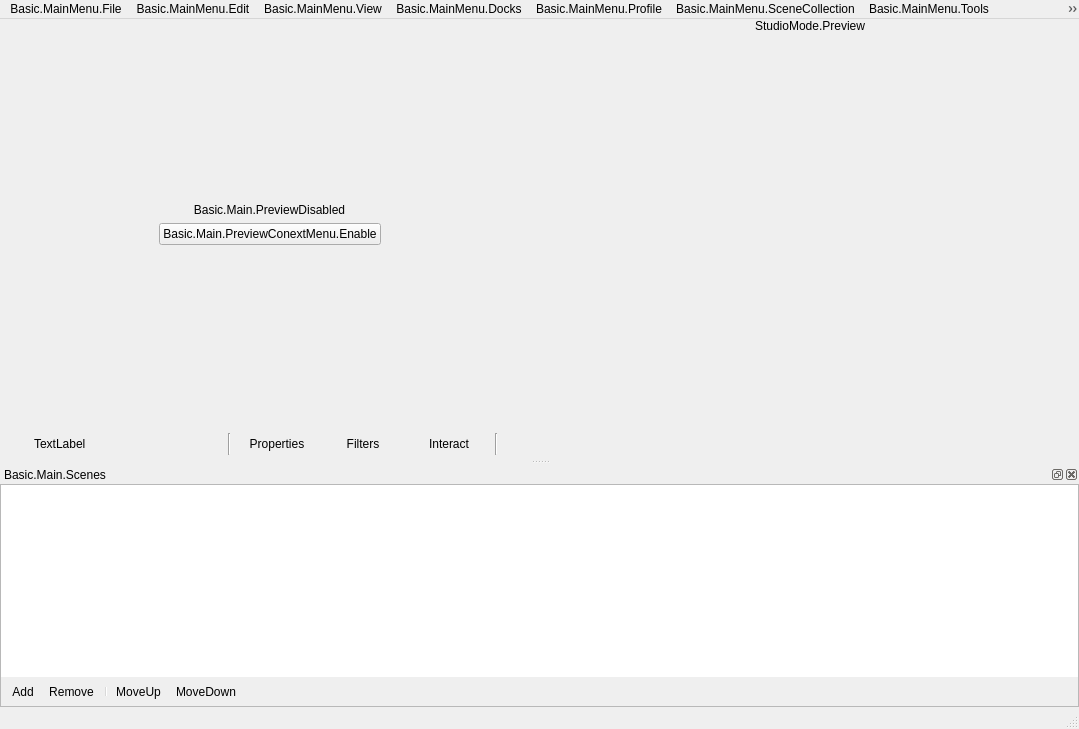
First picture: the form in UI/forms/OBSBasic.ui, repository tytan652/obs-studio, before the edit.
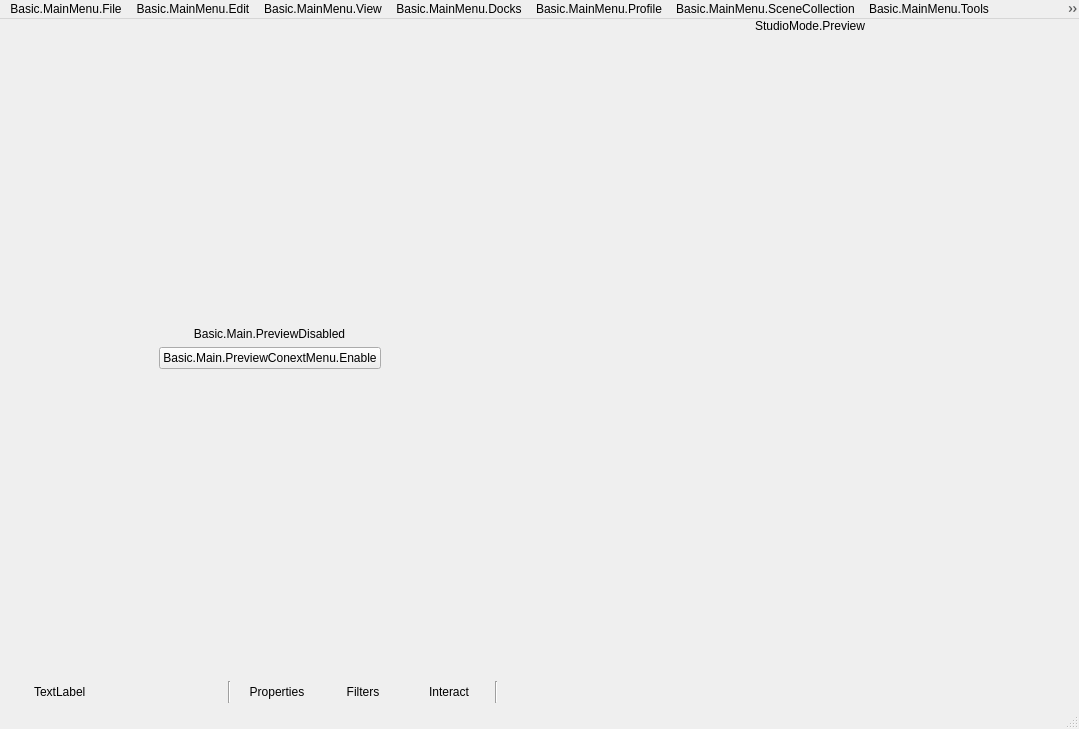
Second picture: the form after the edit. Icons and pictures are not drawn. Custom widgets are drawn as their Qt base class.

Commit message:
UI: Separate scenes dock from the main window
Moves the scenes dock UI outside of the main window UI.

OBSBasic heavily rely on the SceneTree from the widget, so for now
OBSBasic will access it by being a friend class of the widget.

Patch:
```diff
--- a/UI/forms/OBSBasic.ui
+++ b/UI/forms/OBSBasic.ui
@@ -705,171 +705,6 @@
    <addaction name="menuBasic_MainMenu_Help"/>
   </widget>
   <widget class="OBSBasicStatusBar" name="statusbar"/>
-  <widget class="OBSDock" name="scenesDock">
-   <property name="features">
-    <set>QDockWidget::DockWidgetClosable|QDockWidget::DockWidgetMovable|QDockWidget::DockWidgetFloatable</set>
-   </property>
-   <property name="windowTitle">
-    <string>Basic.Main.Scenes</string>
-   </property>
-   <attribute name="dockWidgetArea">
-    <number>8</number>
-   </attribute>
-   <widget class="QWidget" name="dockWidgetContents_2">
-    <layout class="QVBoxLayout" name="verticalLayout_6">
-     <property name="spacing">
-      <number>0</number>
-     </property>
-     <property name="leftMargin">
-      <number>0</number>
-     </property>
-     <property name="topMargin">
-      <number>0</number>
-     </property>
-     <property name="rightMargin">
-      <number>0</number>
-     </property>
-     <property name="bottomMargin">
-      <number>0</number>
-     </property>
-     <item>
-      <widget class="QFrame" name="scenesFrame">
-       <property name="sizePolicy">
-        <sizepolicy hsizetype="Expanding" vsizetype="Expanding">
-         <horstretch>0</horstretch>
-         <verstretch>0</verstretch>
-        </sizepolicy>
-       </property>
-       <property name="minimumSize">
-        <size>
-         <width>160</width>
-         <height>0</height>
-        </size>
-       </property>
-       <property name="frameShape">
-        <enum>QFrame::StyledPanel</enum>
-       </property>
-       <property name="frameShadow">
-        <enum>QFrame::Sunken</enum>
-       </property>
-       <layout class="QVBoxLayout" name="verticalLayout_12">
-        <property name="spacing">
-         <number>0</number>
-        </property>
-        <property name="leftMargin">
-         <number>0</number>
-        </property>
-        <property name="topMargin">
-         <number>0</number>
-        </property>
-        <property name="rightMargin">
-         <number>0</number>
-        </property>
-        <property name="bottomMargin">
-         <number>0</number>
-        </property>
-        <item>
-         <widget class="SceneTree" name="scenes">
-          <property name="sizePolicy">
-           <sizepolicy hsizetype="Preferred" vsizetype="Expanding">
-            <horstretch>0</horstretch>
-            <verstretch>0</verstretch>
-           </sizepolicy>
-          </property>
-          <property name="contextMenuPolicy">
-           <enum>Qt::CustomContextMenu</enum>
-          </property>
-          <property name="frameShape">
-           <enum>QFrame::NoFrame</enum>
-          </property>
-          <property name="frameShadow">
-           <enum>QFrame::Plain</enum>
-          </property>
-          <property name="showDropIndicator" stdset="0">
-           <bool>true</bool>
-          </property>
-          <property name="dragEnabled">
-           <bool>true</bool>
-          </property>
-          <property name="dragDropMode">
-           <enum>QAbstractItemView::InternalMove</enum>
-          </property>
-          <property name="defaultDropAction">
-           <enum>Qt::TargetMoveAction</enum>
-          </property>
-          <addaction name="actionRemoveScene"/>
-         </widget>
-        </item>
-        <item>
-         <widget class="QToolBar" name="scenesToolbar">
-          <property name="iconSize">
-           <size>
-            <width>16</width>
-            <height>16</height>
-           </size>
-          </property>
-          <property name="floatable">
-           <bool>false</bool>
-          </property>
-          <addaction name="actionAddScene"/>
-          <addaction name="actionRemoveScene"/>
-          <addaction name="separator"/>
-          <addaction name="actionSceneUp"/>
-          <addaction name="actionSceneDown"/>
-         </widget>
-        </item>
-        <item>
-         <spacer name="scenesFixedSizeHSpacer">
-          <property name="orientation">
-           <enum>Qt::Horizontal</enum>
-          </property>
-          <property name="sizeType">
-           <enum>QSizePolicy::Fixed</enum>
-          </property>
-          <property name="sizeHint" stdset="0">
-           <size>
-            <width>150</width>
-            <height>0</height>
-           </size>
-          </property>
-         </spacer>
-        </item>
-       </layout>
-      </widget>
-     </item>
-    </layout>
-   </widget>
-  </widget>
-  <action name="actionAddScene">
-   <property name="icon">
-    <iconset>
-     <normaloff>:/res/images/plus.svg</normaloff>:/res/images/plus.svg</iconset>
-   </property>
-   <property name="text">
-    <string>Add</string>
-   </property>
-   <property name="themeID" stdset="0">
-    <string notr="true">addIconSmall</string>
-   </property>
-  </action>
-  <action name="actionRemoveScene">
-   <property name="icon">
-    <iconset>
-     <normaloff>:/res/images/minus.svg</normaloff>:/res/images/minus.svg</iconset>
-   </property>
-   <property name="text">
-    <string>Remove</string>
-   </property>
-   <property name="shortcut">
-    <string>Del</string>
-   </property>
-   <property name="shortcutContext">
-    <enum>Qt::WidgetWithChildrenShortcut</enum>
-   </property>
-   <property name="themeID" stdset="0">
-    <string notr="true">removeIconSmall</string>
-   </property>
-  </action>
   <action name="actionRemoveSource">
    <property name="icon">
     <iconset>
@@ -888,30 +723,6 @@
     <string notr="true">removeIconSmall</string>
    </property>
   </action>
-  <action name="actionSceneUp">
-   <property name="icon">
-    <iconset>
-     <normaloff>:/res/images/up.svg</normaloff>:/res/images/up.svg</iconset>
-   </property>
-   <property name="text">
-    <string>MoveUp</string>
-   </property>
-   <property name="themeID" stdset="0">
-    <string notr="true">upArrowIconSmall</string>
-   </property>
-  </action>
-  <action name="actionSceneDown">
-   <property name="icon">
-    <iconset>
-     <normaloff>:/res/images/down.svg</normaloff>:/res/images/down.svg</iconset>
-   </property>
-   <property name="text">
-    <string>MoveDown</string>
-   </property>
-   <property name="themeID" stdset="0">
-    <string notr="true">downArrowIconSmall</string>
-   </property>
-  </action>
   <action name="actionShow_Recordings">
    <property name="text">
     <string>Basic.MainMenu.File.ShowRecordings</string>
@@ -1437,17 +1248,6 @@
    <extends>QStatusBar</extends>
    <header>window-basic-status-bar.hpp</header>
   </customwidget>
-  <customwidget>
-   <class>SceneTree</class>
-   <extends>QListWidget</extends>
-   <header>scene-tree.hpp</header>
-  </customwidget>
-  <customwidget>
-   <class>OBSDock</class>
-   <extends>QDockWidget</extends>
-   <header>window-dock.hpp</header>
-   <container>1</container>
-  </customwidget>
  </customwidgets>
  <resources>
   <include location="obs.qrc"/>
```
The commit also changes 9 other files.
